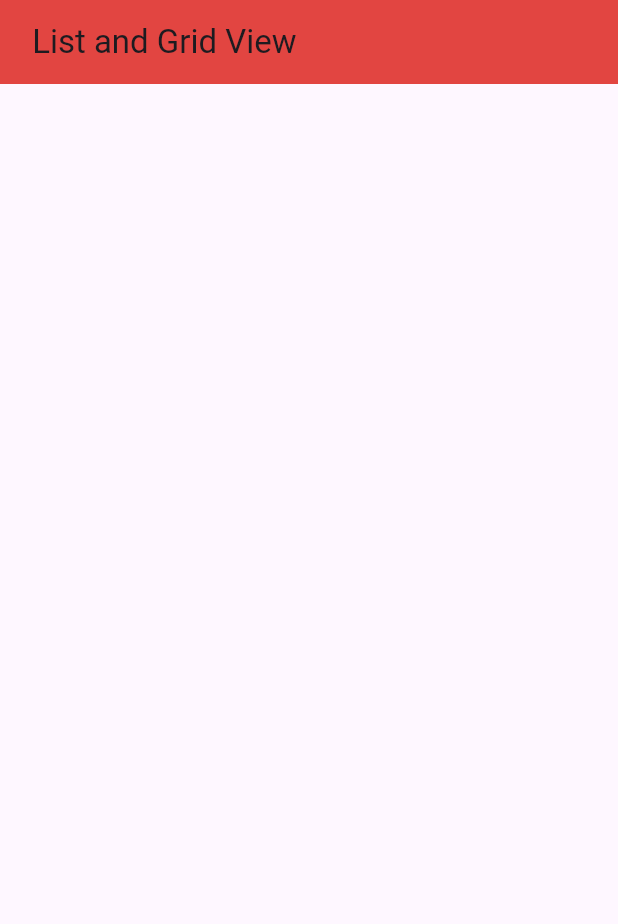
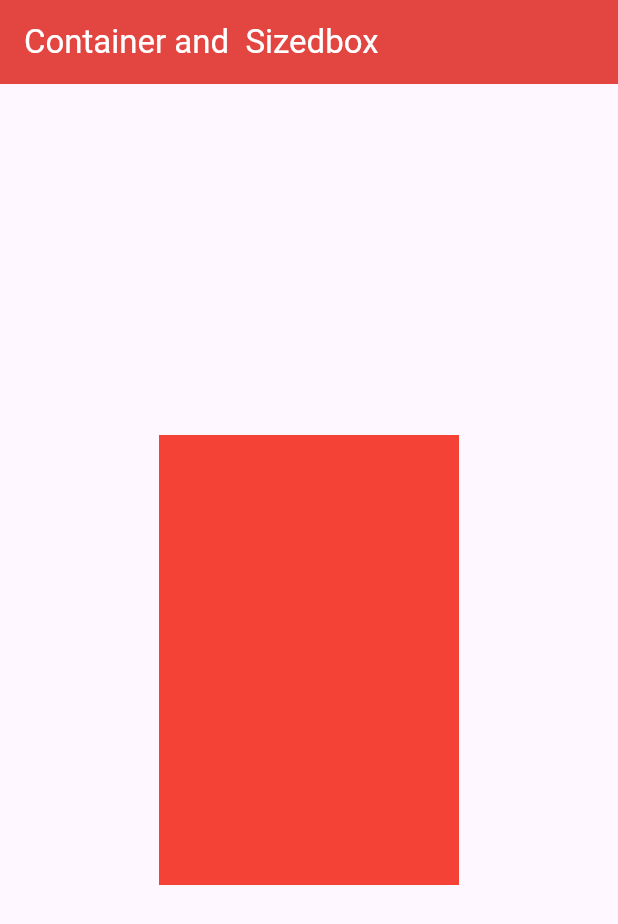
Before and after one commit to Sailesharyal/FlutterProjects, a Flutter app: the screen it shows after launch, on a phone screen of 412 x 824 dp. Shown: the top 924 px of the screen. Run offline on Flutter 3.47's test engine with Material 3 defaults, Android fonts, the phone set to English and light mode, and no system bars; our stand-ins replace hive_flutter; accounts and stored records are empty.

Commit message:
added some files

```diff
--- a/learningwidget/lib/Pages/ListandGridView.dart
+++ b/learningwidget/lib/Pages/List_Grid_View.dart
@@ -11,10 +11,14 @@ class _ListandgridviewState extends State<Listandgridview> {
   @override
   Widget build(BuildContext context) {
     return Scaffold(
-        appBar: AppBar(
-      title: const Text(" List and Grid View"),
-      backgroundColor: Colors.red,
-      elevation: 10,
-    ));
+      appBar: AppBar(
+        title: const Text(" List and Grid View"),
+        backgroundColor: Colors.red,
+        elevation: 10,
+      ),
+      body: Container(
+        width: BorderSide.strokeAlignCenter,
+      ),
+    );
   }
 }
--- /dev/null
+++ b/learningwidget/lib/Pages/container_sized.dart
@@ -0,0 +1,40 @@
+import 'package:flutter/cupertino.dart';
+import 'package:flutter/material.dart';
+import 'package:flutter/widgets.dart';
+
+class container_sized extends StatelessWidget {
+  const container_sized({super.key});
+
+  @override
+  Widget build(BuildContext context) {
+    return Scaffold(
+      appBar: AppBar(
+        elevation: 8,
+        title: const Text(
+          "Container and  Sizedbox",
+          style: TextStyle(color: Colors.white),
+        ),
+        backgroundColor: Colors.red,
+      ),
+      body: //const Center(
+          //   // child: SizedBox(
+          //   //   height: 20,
+          //   //   width: 40,
+          //   //   child: Text("This is a Textbox", style: TextStyle()),
+          //   // ),
+          Center(
+        child: Container(
+          width: 200,
+          height: 300,
+          decoration: const BoxDecoration(
+            shape: BoxShape.circle,
+            color: Colors.blue,
+          ),
+          child: Container(color: Colors.red, width: 100, height: 400), //Text(
+          //   "This is a container",
+          //   style: TextStyle(color: Colors.white),
+        ),
+      ),
+    );
+  }
+}
--- a/learningwidget/lib/main.dart
+++ b/learningwidget/lib/main.dart
@@ -1,5 +1,6 @@
 import 'package:flutter/material.dart';
-import 'package:learningwidget/Pages/ListandGridView.dart';
+import 'package:learningwidget/Pages/List_Grid_View.dart';
+import 'package:learningwidget/Pages/container_sized.dart';
 
 void main() {
   runApp(const MyApp());
@@ -12,12 +13,13 @@ class MyApp extends StatelessWidget {
   @override
   Widget build(BuildContext context) {
     return MaterialApp(
+      debugShowCheckedModeBanner: false,
       title: 'LearningWidgets',
       theme: ThemeData(
         colorScheme: ColorScheme.fromSeed(seedColor: Colors.deepPurple),
         useMaterial3: true,
       ),
-      home: const Listandgridview(),
+      home: const container_sized(),
     );
   }
 }
```
